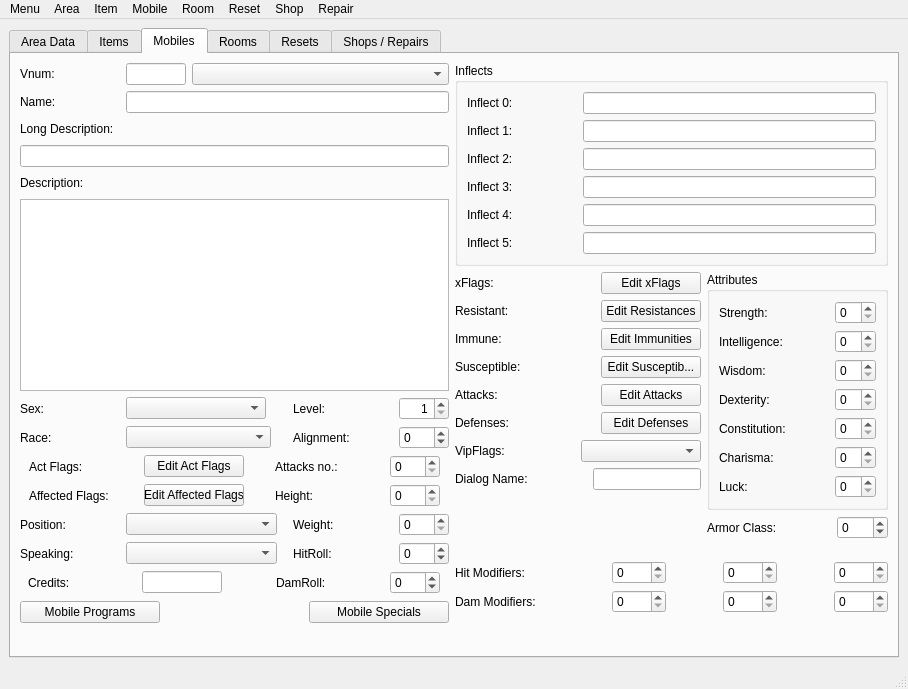
Above: src/gui/SWAEdit.ui from swmud-net/swaedit before the change. Below: the same form after it.
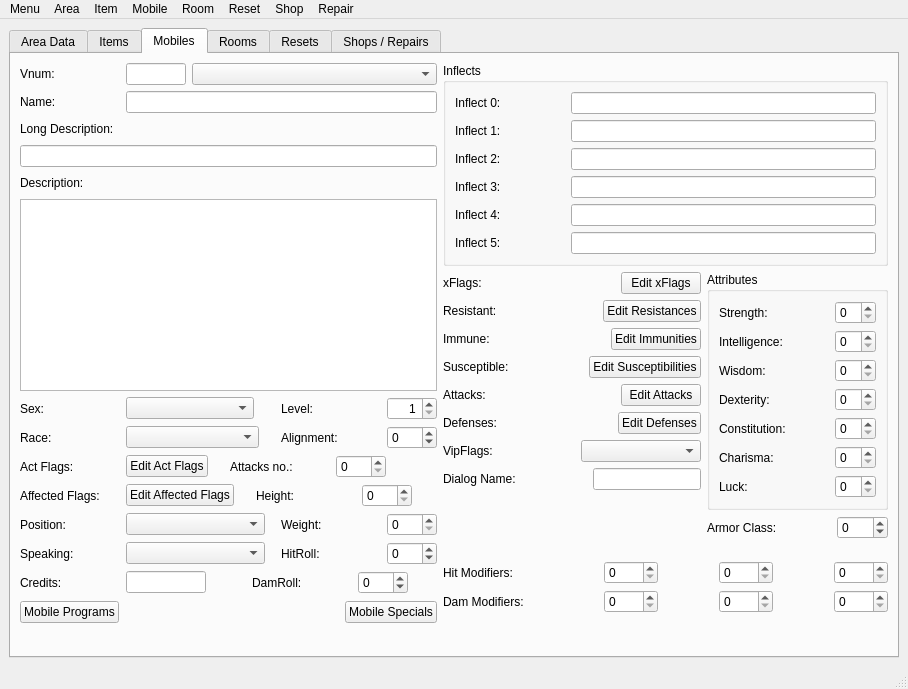
That is the form after the change. The open tabs and pages were chosen to show the change.

The edit to the form file:
```diff
--- a/src/gui/SWAEdit.ui
+++ b/src/gui/SWAEdit.ui
@@ -3000,17 +3000,11 @@
             </item>
             <item>
              <widget class="QPushButton" name="mobActFlagsButton">
-              <property name="minimumSize">
-               <size>
-                <width>100</width>
-                <height>0</height>
-               </size>
-              </property>
-              <property name="maximumSize">
-               <size>
-                <width>100</width>
-                <height>16777215</height>
-               </size>
+              <property name="sizePolicy">
+               <sizepolicy hsizetype="Maximum" vsizetype="Fixed">
+                <horstretch>0</horstretch>
+                <verstretch>0</verstretch>
+               </sizepolicy>
               </property>
               <property name="focusPolicy">
                <enum>Qt::StrongFocus</enum>
@@ -3086,6 +3080,19 @@
               </property>
              </widget>
             </item>
+            <item>
+             <spacer>
+              <property name="orientation">
+               <enum>Qt::Horizontal</enum>
+              </property>
+              <property name="sizeHint" stdset="0">
+               <size>
+                <width>0</width>
+                <height>20</height>
+               </size>
+              </property>
+             </spacer>
+            </item>
            </layout>
           </item>
           <item>
@@ -3114,17 +3121,11 @@
             </item>
             <item>
              <widget class="QPushButton" name="mobAffectedFlagsButton">
-              <property name="minimumSize">
-               <size>
-                <width>100</width>
-                <height>0</height>
-               </size>
-              </property>
-              <property name="maximumSize">
-               <size>
-                <width>100</width>
-                <height>16777215</height>
-               </size>
+              <property name="sizePolicy">
+               <sizepolicy hsizetype="Maximum" vsizetype="Fixed">
+                <horstretch>0</horstretch>
+                <verstretch>0</verstretch>
+               </sizepolicy>
               </property>
               <property name="focusPolicy">
                <enum>Qt::StrongFocus</enum>
@@ -3200,6 +3201,19 @@
               </property>
              </widget>
             </item>
+            <item>
+             <spacer>
+              <property name="orientation">
+               <enum>Qt::Horizontal</enum>
+              </property>
+              <property name="sizeHint" stdset="0">
+               <size>
+                <width>0</width>
+                <height>20</height>
+               </size>
+              </property>
+             </spacer>
+            </item>
            </layout>
           </item>
           <item>
@@ -3536,6 +3550,19 @@
               </property>
              </widget>
             </item>
+            <item>
+             <spacer>
+              <property name="orientation">
+               <enum>Qt::Horizontal</enum>
+              </property>
+              <property name="sizeHint" stdset="0">
+               <size>
+                <width>0</width>
+                <height>20</height>
+               </size>
+              </property>
+             </spacer>
+            </item>
            </layout>
           </item>
           <item>
@@ -3545,17 +3572,11 @@
             </property>
             <item>
              <widget class="QPushButton" name="mobProgramsButton">
-              <property name="minimumSize">
-               <size>
-                <width>140</width>
-                <height>0</height>
-               </size>
-              </property>
-              <property name="maximumSize">
-               <size>
-                <width>140</width>
-                <height>16777215</height>
-               </size>
+              <property name="sizePolicy">
+               <sizepolicy hsizetype="Maximum" vsizetype="Fixed">
+                <horstretch>0</horstretch>
+                <verstretch>0</verstretch>
+               </sizepolicy>
               </property>
               <property name="focusPolicy">
                <enum>Qt::StrongFocus</enum>
@@ -3583,17 +3604,11 @@
               <property name="enabled">
                <bool>true</bool>
               </property>
-              <property name="minimumSize">
-               <size>
-                <width>140</width>
-                <height>0</height>
-               </size>
-              </property>
-              <property name="maximumSize">
-               <size>
-                <width>140</width>
-                <height>16777215</height>
-               </size>
+              <property name="sizePolicy">
+               <sizepolicy hsizetype="Maximum" vsizetype="Fixed">
+                <horstretch>0</horstretch>
+                <verstretch>0</verstretch>
+               </sizepolicy>
               </property>
               <property name="focusPolicy">
                <enum>Qt::StrongFocus</enum>
@@ -4013,17 +4028,11 @@
                 </item>
                 <item>
                  <widget class="QPushButton" name="mobXFlagsButton">
-                  <property name="minimumSize">
-                   <size>
-                    <width>100</width>
-                    <height>0</height>
-                   </size>
-                  </property>
-                  <property name="maximumSize">
-                   <size>
-                    <width>100</width>
-                    <height>16777215</height>
-                   </size>
+                  <property name="sizePolicy">
+                   <sizepolicy hsizetype="Maximum" vsizetype="Fixed">
+                    <horstretch>0</horstretch>
+                    <verstretch>0</verstretch>
+                   </sizepolicy>
                   </property>
                   <property name="focusPolicy">
                    <enum>Qt::StrongFocus</enum>
@@ -4077,17 +4086,11 @@
                 </item>
                 <item>
                  <widget class="QPushButton" name="mobResistancesButton">
-                  <property name="minimumSize">
-                   <size>
-                    <width>100</width>
-                    <height>0</height>
-                   </size>
-                  </property>
-                  <property name="maximumSize">
-                   <size>
-                    <width>100</width>
-                    <height>16777215</height>
-                   </size>
+                  <property name="sizePolicy">
+                   <sizepolicy hsizetype="Maximum" vsizetype="Fixed">
+                    <horstretch>0</horstretch>
+                    <verstretch>0</verstretch>
+                   </sizepolicy>
                   </property>
                   <property name="focusPolicy">
                    <enum>Qt::StrongFocus</enum>
@@ -4138,17 +4141,11 @@
                 </item>
                 <item>
                  <widget class="QPushButton" name="mobImmunitiesButton">
-                  <property name="minimumSize">
-                   <size>
-                    <width>100</width>
-                    <height>0</height>
-                   </size>
-                  </property>
-                  <property name="maximumSize">
-                   <size>
-                    <width>100</width>
-                    <height>16777215</height>
-                   </size>
+                  <property name="sizePolicy">
+                   <sizepolicy hsizetype="Maximum" vsizetype="Fixed">
+                    <horstretch>0</horstretch>
+                    <verstretch>0</verstretch>
+                   </sizepolicy>
                   </property>
                   <property name="focusPolicy">
                    <enum>Qt::StrongFocus</enum>
@@ -4199,23 +4196,17 @@
                 </item>
                 <item>
                  <widget class="QPushButton" name="mobSusceptibilitiesButton">
-                  <property name="minimumSize">
-                   <size>
-                    <width>100</width>
-                    <height>0</height>
-                   </size>
-                  </property>
-                  <property name="maximumSize">
-                   <size>
-                    <width>100</width>
-                    <height>16777215</height>
-                   </size>
+                  <property name="sizePolicy">
+                   <sizepolicy hsizetype="Maximum" vsizetype="Fixed">
+                    <horstretch>0</horstretch>
+                    <verstretch>0</verstretch>
+                   </sizepolicy>
                   </property>
                   <property name="focusPolicy">
                    <enum>Qt::StrongFocus</enum>
                   </property>
                   <property name="text">
-                   <string>Edit Susceptib...</string>
+                   <string>Edit Susceptibilities</string>
                   </property>
                  </widget>
                 </item>
@@ -4260,17 +4251,11 @@
                 </item>
                 <item>
                  <widget class="QPushButton" name="mobAttacksButton">
-                  <property name="minimumSize">
-                   <size>
-                    <width>100</width>
-                    <height>0</height>
-                   </size>
-                  </property>
-                  <property name="maximumSize">
-                   <size>
-                    <width>100</width>
-                    <height>16777215</height>
-                   </size>
+                  <property name="sizePolicy">
+                   <sizepolicy hsizetype="Maximum" vsizetype="Fixed">
+                    <horstretch>0</horstretch>
+                    <verstretch>0</verstretch>
+                   </sizepolicy>
                   </property>
                   <property name="focusPolicy">
                    <enum>Qt::StrongFocus</enum>
@@ -4321,17 +4306,11 @@
                 </item>
                 <item>
                  <widget class="QPushButton" name="mobDefensesButton">
-                  <property name="minimumSize">
-                   <size>
-                    <width>100</width>
-                    <height>0</height>
-                   </size>
-                  </property>
-                  <property name="maximumSize">
-                   <size>
-                    <width>100</width>
-                    <height>16777215</height>
-                   </size>
+                  <property name="sizePolicy">
+                   <sizepolicy hsizetype="Maximum" vsizetype="Fixed">
+                    <horstretch>0</horstretch>
+                    <verstretch>0</verstretch>
+                   </sizepolicy>
                   </property>
                   <property name="focusPolicy">
                    <enum>Qt::StrongFocus</enum>
```
Left out of the diff: 192 changed lines with no effect on the pictures.
